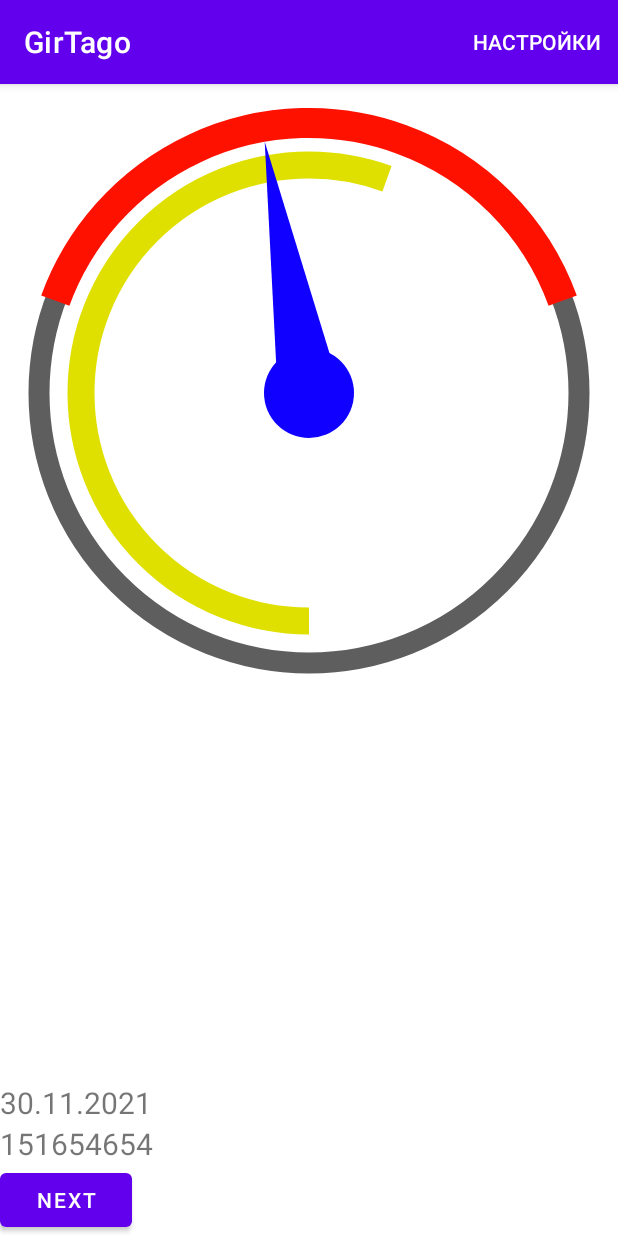
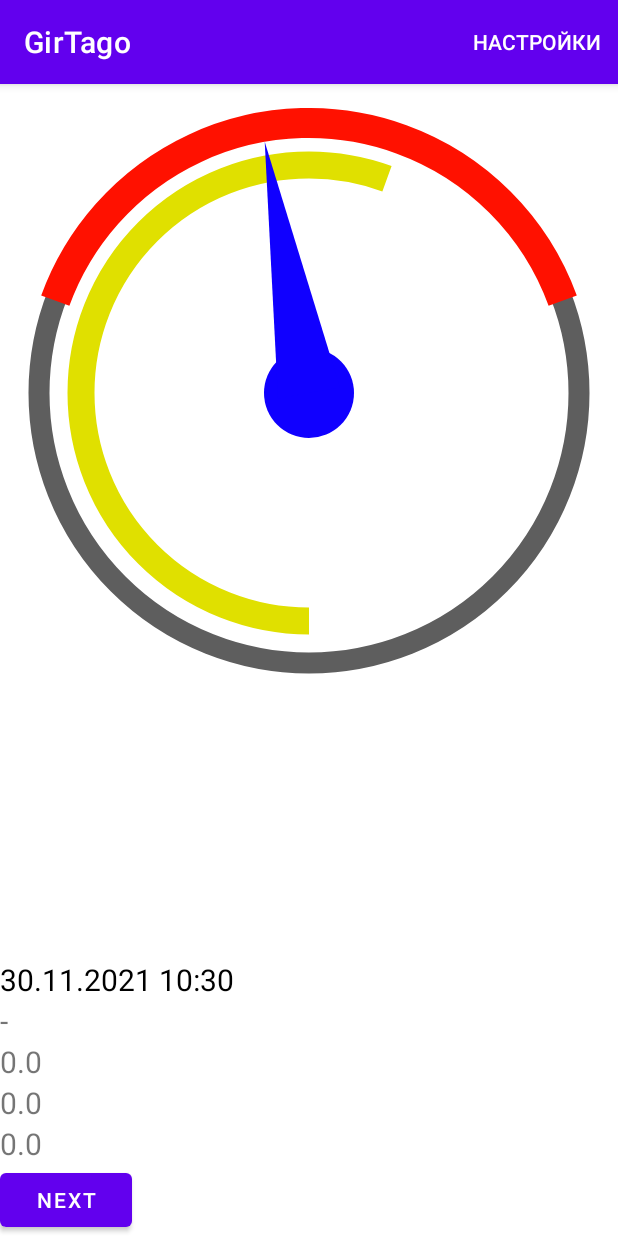
Before and after one commit to FXYFXZ/GirTago, an Android app: the screen it shows after launch (MainActivity), on a phone screen of 412 x 824 dp. Run offline under Robolectric (Android 15) with nearby library versions, the phone set to English and light mode, and no system bars; 8 statements that could not run were skipped.

```diff
--- a/app/src/main/java/ru/fxy7ci/girtago/ClockFragment.kt
+++ b/app/src/main/java/ru/fxy7ci/girtago/ClockFragment.kt
@@ -5,7 +5,8 @@ import android.view.LayoutInflater
 import android.view.View
 import android.view.ViewGroup
 import androidx.fragment.app.Fragment
-import ru.fxy7ci.girtago.astroLib.StarTimes
+import ru.fxy7ci.girtago.astroLib.AstroControls.ln_date
+import ru.fxy7ci.girtago.astroLib.Astroclass.*
 import ru.fxy7ci.girtago.databinding.FragmentClockBinding
 import java.text.SimpleDateFormat
 import java.util.*
@@ -14,10 +15,6 @@ class ClockFragment : Fragment(R.layout.fragment_clock) {
     private var _binding: FragmentClockBinding? = null
     private val binding get() = _binding!!
     private lateinit var myClock : MyClock
-
-    private val starTimes = StarTimes()
-
-
     override fun onCreateView(
         inflater: LayoutInflater,
         container: ViewGroup?,
@@ -28,10 +25,7 @@ class ClockFragment : Fragment(R.layout.fragment_clock) {
         binding.btnNext.setOnClickListener {
             myClock.setMyDate(2f)
         }
-        // Инициализация расчета
-        starTimes.Noon = 0.22
-
-
+        iniCals() // Инициализация расчета
         return binding.root
     }
 
@@ -51,11 +45,24 @@ class ClockFragment : Fragment(R.layout.fragment_clock) {
         binding.clockContainer.addView(myClock)
     }
 
+    private fun iniCals(){
+        val currentDate = Date()
+        val theDate = ln_date()
+        theDate.days = currentDate.day.toByte()
+        theDate.months = currentDate.month.toByte()
+        theDate.years = currentDate.year.toShort()
+        theDate.hours = currentDate.hours.toByte()
+        theDate.minutes = currentDate.minutes.toByte()
+        theDate.seconds = currentDate.seconds.toByte()
+        astroSetSunTimes(theDate, StoreVals.LATITUDE, StoreVals.LONGITUDE)
 
+    }
+
+    // Отображаем актуальное текущее время
     private fun printDates() {
         val currentDate = Date()
 // Форматирование времени как "день.месяц.год"
-        val dateFormat = SimpleDateFormat("dd.MM.yyyy", Locale.getDefault())
+        val dateFormat = SimpleDateFormat("dd.MM.yyyy HH:mm", Locale.getDefault())
         val dateText: String = dateFormat.format(currentDate)
 
 // Форматирование времени как "часы:минуты:секунды"
@@ -63,7 +70,10 @@ class ClockFragment : Fragment(R.layout.fragment_clock) {
 //        val timeText: String = timeFormat.format(currentDate)
 
         binding.tvDateTime.text = dateText
-        binding.tvJDay.text = 151654654.toString()
+        binding.tvJDay.text = "-"
+        binding.tvSunRise.text = theStarTimes.sunRise.toString()
+        binding.SunNoon.text = theStarTimes.Noon.toString()
+        binding.SunSet.text = theStarTimes.sunSet.toString()
     }
 
 
--- a/app/src/main/java/ru/fxy7ci/girtago/StoreVals.kt
+++ b/app/src/main/java/ru/fxy7ci/girtago/StoreVals.kt
@@ -4,6 +4,10 @@ class StoreVals {
 
     companion object {
         const val APP_PREFERENCES = "myAppSettings"
+
+        const val LATITUDE = 55.433   // текущая широта
+        const val LONGITUDE = 37.552  // текущая долгота
+
     }
 
 }
--- a/app/src/main/java/ru/fxy7ci/girtago/astroLib/AstroConsts.kt
+++ b/app/src/main/java/ru/fxy7ci/girtago/astroLib/AstroConsts.kt
@@ -1,4 +1,4 @@
-package ru.fxy7ci.girtago.astroLib
+package ru.fxy7ci.girtago.astroLib.AstroControls
 
 typealias TJD = Double
 typealias TJD2K = Double
@@ -15,8 +15,8 @@ val J2000 =  2451545  // Юлианский день 2000 г.
 public class StarTimes {
     public var isSet: Boolean = false
     var Noon : TJD = 0.0 // Время полудня
-    var SunRise : TJD = 0.0 //  время восхода солнца
-    var SunSet : TJD = 0.0 //  время захода солнца
+    var sunRise : TJD = 0.0 //  время восхода солнца
+    var sunSet : TJD = 0.0 //  время захода солнца
     var moonState = TMoonState.SMN_ALWSUP
     var moonRise: TJD = 0.0 // время восхода луны
     var moonSet: TJD = 0.0  // время захода луны
--- a/app/src/main/res/layout/fragment_clock.xml
+++ b/app/src/main/res/layout/fragment_clock.xml
@@ -35,6 +35,7 @@
             android:id="@+id/tvDateTime"
             android:layout_width="wrap_content"
             android:layout_height="wrap_content"
+            android:textColor="@color/black"
             android:textSize="20sp" />
 
         <TextView
@@ -42,6 +43,25 @@
             android:layout_width="wrap_content"
             android:layout_height="wrap_content"
             android:textSize="20sp" />
+        <TextView
+            android:id="@+id/tvSunRise"
+            android:layout_width="wrap_content"
+            android:layout_height="wrap_content"
+            android:textSize="20sp" />
+        <TextView
+            android:id="@+id/SunNoon"
+            android:layout_width="wrap_content"
+            android:layout_height="wrap_content"
+            android:textSize="20sp" />
+        <TextView
+            android:id="@+id/SunSet"
+            android:layout_width="wrap_content"
+            android:layout_height="wrap_content"
+            android:textSize="20sp" />
+
+
+
+
 
         <Button
             android:id="@+id/btnNext"
```
Also changed, not shown: app/src/main/java/ru/fxy7ci/girtago/astroLib/AstroClassLib.kt (+4 -3 lines).
